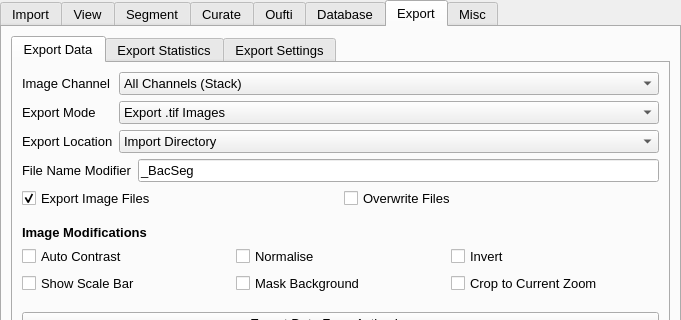
Qt form src/napari_bacseg/bacseg_ui.ui (piedrro/napari-bacseg) before a commit; both pictures show x 0 to 681 and y 0 to 320 of the 681 by 1133 pixel window.
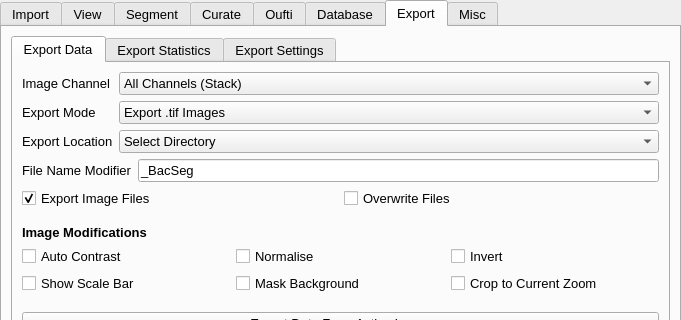
The same form after that commit. The open tabs and pages were chosen to show the change.

```diff
--- a/src/napari_bacseg/bacseg_ui.ui
+++ b/src/napari_bacseg/bacseg_ui.ui
@@ -4200,6 +4200,9 @@
           </item>
           <item row="2" column="1">
            <widget class="QComboBox" name="export_location">
+            <property name="currentIndex">
+             <number>1</number>
+            </property>
             <item>
              <property name="text">
               <string>Import Directory</string>
```
